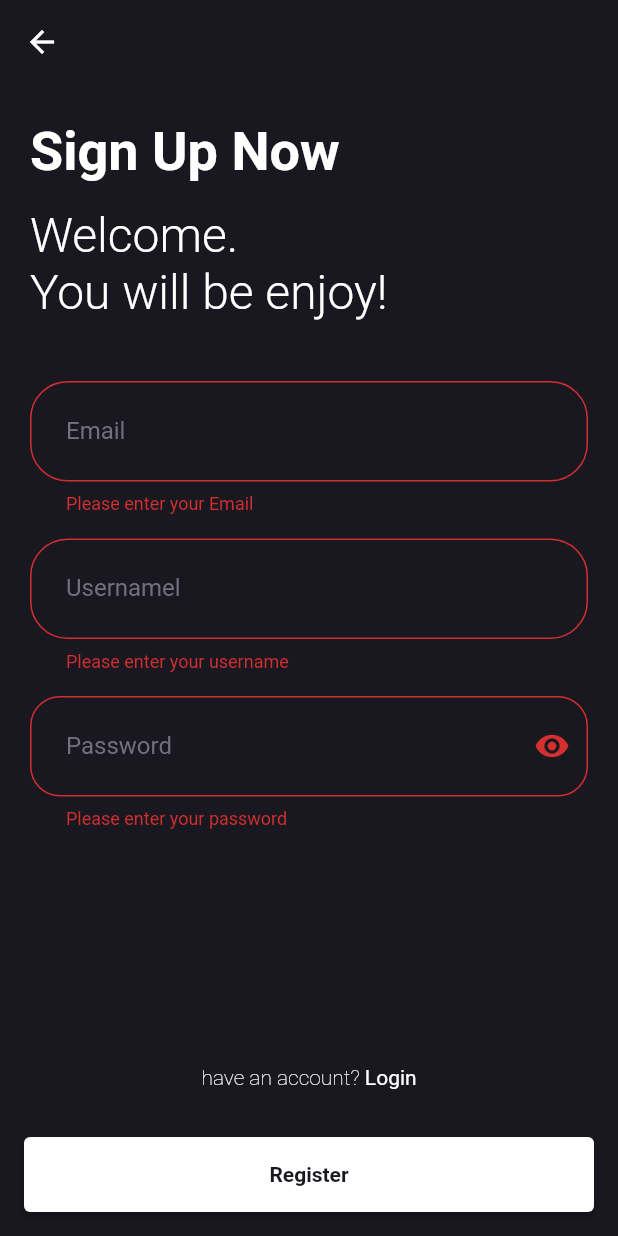
After one commit to JaberMa/test_tasks, a Flutter app: the SingupScreen screen opened directly, after a tap on "Register", on a phone screen of 412 x 824 dp. The commit adds this screen. Run offline on Flutter 3.47's test engine with Material 2 defaults, Android fonts, the phone set to English and light mode, and no system bars; our stand-ins replace easy_localization, flutter_mobx, mobx; generated files the repository leaves out were written again.

Commit message:
add rigister Screen

```diff
--- a/assets/translations/en.json
+++ b/assets/translations/en.json
@@ -4,7 +4,10 @@
     "login_failed": "Login failed. Please check your credentials.",
     "lets_sign_you_in": "Let's sign you in.",
     "msg_welcome":"Welcome back. \nYou've been missed!",
+    "sign_up_now":"Sign Up Now",
+    "msg_singup":"Welcome. \nYou will be enjoy!",
     "dont_have_an_account": "Don't have an account?",
+    "have_an_account": "have an account?",
     "username":"Username",
     "password":"Password",
     "register":"Register",
--- a/lib/main.dart
+++ b/lib/main.dart
@@ -1,6 +1,6 @@
 import 'package:flutter/material.dart';
 import 'package:provider/provider.dart';
-import 'package:test_tasks/screens/login_screen/login_screen.dart';
+import 'package:test_tasks/screens/auth_screen/login_screen.dart';
 import 'package:test_tasks/utils/app_theme.dart';
 import 'package:test_tasks/utils/routes.dart';
 import 'package:easy_localization/easy_localization.dart';
--- a/lib/screens/login_screen/components/msg_welcome.dart
+++ b/lib/screens/auth_screen/components/msg_welcome.dart
@@ -1,9 +1,10 @@
 import 'package:flutter/material.dart';
-import 'package:test_tasks/utils/constants/app_strings.dart';
 
 class MsgWelcome extends StatelessWidget {
   final String headlineWelcome;
-  const MsgWelcome({super.key, required this.headlineWelcome});
+  final String messageWelcome;
+  const MsgWelcome(
+      {super.key, required this.headlineWelcome, required this.messageWelcome});
 
   @override
   Widget build(BuildContext context) {
@@ -11,7 +12,7 @@ class MsgWelcome extends StatelessWidget {
       crossAxisAlignment: CrossAxisAlignment.stretch,
       children: [
         Text(
-          AppStrings.headlineWelcome,
+          headlineWelcome,
           style: const TextStyle(
             fontSize: 36,
             fontWeight: FontWeight.w700,
@@ -21,7 +22,7 @@ class MsgWelcome extends StatelessWidget {
           height: 16,
         ),
         Text(
-          AppStrings.messageWelcome,
+          messageWelcome,
           style: const TextStyle(
             fontSize: 32,
             fontWeight: FontWeight.w300,
--- a/lib/screens/login_screen/login_screen.dart
+++ b/lib/screens/auth_screen/login_screen.dart
@@ -1,9 +1,9 @@
-
 import 'package:flutter_mobx/flutter_mobx.dart';
 import 'package:provider/provider.dart';
+import 'package:test_tasks/screens/auth_screen/signup_screen.dart';
 import '../../mixins/snack_mixin.dart';
 import 'package:flutter/material.dart';
-import 'package:test_tasks/screens/login_screen/components/msg_welcome.dart';
+import 'package:test_tasks/screens/auth_screen/components/msg_welcome.dart';
 import 'package:test_tasks/utils/constants/app_strings.dart';
 import '../../mobx/login_store/login_mobx.dart';
 import 'package:easy_localization/easy_localization.dart';
@@ -48,13 +48,14 @@ class LoginScreenState extends State<LoginScreen> with SnackMixin {
                 mainAxisAlignment: MainAxisAlignment.center,
                 children: [
                   Text(
-                    AppStrings.instructionMsg,
+                    AppStrings.instructionMsgLoginScreen,
                     style: const TextStyle(
                       fontWeight: FontWeight.w200,
                     ),
                   ),
                   GestureDetector(
-                    onTap: null,
+                    onTap: () => Navigator.popAndPushNamed(
+                        context, SingupScreen.singUpScreen),
                     child: Text(" Register".tr()),
                   ),
                 ],
@@ -66,12 +67,12 @@ class LoginScreenState extends State<LoginScreen> with SnackMixin {
                 height: 50,
                 width: double.infinity,
                 child: ElevatedButton(
-                  child: authInfo.state==LoadingState.loading
-      ? CircularProgressIndicator() // Show loading indicator if isLoading is true
-      : Text(
-          'Log in'.tr(),
-          style: const TextStyle(fontWeight: FontWeight.bold),
-        ),
+                  child: authInfo.state == LoadingState.loading
+                      ? CircularProgressIndicator() // Show loading indicator if isLoading is true
+                      : Text(
+                          'Log in'.tr(),
+                          style: const TextStyle(fontWeight: FontWeight.bold),
+                        ),
                   onPressed: () async {
                     if (_formKey.currentState!.validate()) {
                       authInfo.setUsername(_usernameController.text);
@@ -101,7 +102,10 @@ class LoginScreenState extends State<LoginScreen> with SnackMixin {
         padding: const EdgeInsets.symmetric(horizontal: 20, vertical: 24),
         child: Column(
           children: [
-            MsgWelcome(headlineWelcome: "${AppStrings.messageWelcome}"),
+            MsgWelcome(
+              messageWelcome: "${AppStrings.messageWelcomeloginScreen}",
+              headlineWelcome: "${AppStrings.headlineWelcomeLoginScreen}",
+            ),
             const SizedBox(
               height: 40,
             ),
--- /dev/null
+++ b/lib/screens/auth_screen/signup_screen.dart
@@ -0,0 +1,178 @@
+import 'package:flutter_mobx/flutter_mobx.dart';
+import 'package:provider/provider.dart';
+import 'package:test_tasks/screens/auth_screen/login_screen.dart';
+import '../../mixins/snack_mixin.dart';
+import 'package:flutter/material.dart';
+import 'package:test_tasks/screens/auth_screen/components/msg_welcome.dart';
+import 'package:test_tasks/utils/constants/app_strings.dart';
+import '../../mobx/login_store/login_mobx.dart';
+import 'package:easy_localization/easy_localization.dart';
+import '../../mobx/enum_state.dart';
+import '../home_screen.dart';
+
+class SingupScreen extends StatefulWidget {
+  static const String singUpScreen = '/singup';
+  const SingupScreen({super.key});
+  @override
+  SingupScreenState createState() => SingupScreenState();
+}
+
+class SingupScreenState extends State<SingupScreen> with SnackMixin {
+  final _formKey = GlobalKey<FormState>();
+  final _usernameController = TextEditingController();
+  final _emailController = TextEditingController();
+  final _passwordController = TextEditingController();
+  bool obscureText = true;
+  void toggleObscureText() {
+    setState(() {
+      obscureText = !obscureText;
+    });
+  }
+
+  @override
+  void dispose() {
+    _usernameController.dispose();
+    _passwordController.dispose();
+    _emailController.dispose();
+    super.dispose();
+  }
+
+  @override
+  Widget build(BuildContext context) {
+    final authInfo = Provider.of<LoginBase>(context);
+    return Scaffold(
+      bottomNavigationBar: Observer(
+        builder: (context) {
+          return Wrap(children: [
+            Padding(
+              padding: const EdgeInsets.all(16.0),
+              child: Row(
+                mainAxisAlignment: MainAxisAlignment.center,
+                children: [
+                  Text(
+                    AppStrings.instructionMsgSingupScreen,
+                    style: const TextStyle(
+                      fontWeight: FontWeight.w200,
+                    ),
+                  ),
+                  GestureDetector(
+                    onTap: () => Navigator.popAndPushNamed(
+                        context, LoginScreen.logInScreen),
+                    child: Text(" Login".tr()),
+                  ),
+                ],
+              ),
+            ),
+            Padding(
+              padding: const EdgeInsets.all(16.0),
+              child: SizedBox(
+                height: 50,
+                width: double.infinity,
+                child: ElevatedButton(
+                  child: authInfo.state == LoadingState.loading
+                      ? CircularProgressIndicator() // Show loading indicator if isLoading is true
+                      : Text(
+                          'Register'.tr(),
+                          style: const TextStyle(fontWeight: FontWeight.bold),
+                        ),
+                  onPressed: () async {
+                    if (_formKey.currentState!.validate()) {
+                      authInfo.setUsername(_usernameController.text);
+                      authInfo.setPassword(_passwordController.text);
+                      bool canLogin = await authInfo.login();
+                      if (canLogin && mounted) {
+                        showSuccess(
+                            context, AppStrings.loginSuccessMessage.tr());
+                        Navigator.pushReplacementNamed(
+                            context, HomeScreen.homeScreen);
+                      } else {
+                        showError(context, AppStrings.loginErrorMessage.tr());
+                      }
+                    }
+                  },
+                ),
+              ),
+            ),
+          ]);
+        },
+      ),
+      appBar: AppBar(
+        elevation: 0,
+      ),
+      body: Padding(
+        padding: const EdgeInsets.symmetric(horizontal: 20, vertical: 24),
+        child: Wrap(
+          spacing: 10,
+          children: [
+            MsgWelcome(
+                messageWelcome: "${AppStrings.messageWelcomeSingupScreen}",
+                headlineWelcome: "${AppStrings.headlineWelcomeSingupScreen}"),
+            const SizedBox(
+              height: 40,
+            ),
+            Form(
+              key: _formKey,
+              child: Column(
+                crossAxisAlignment: CrossAxisAlignment.stretch,
+                children: [
+                  TextFormField(
+                    controller: _emailController,
+                    decoration: InputDecoration(
+                      labelText: 'Email'.tr(),
+                      border: OutlineInputBorder(
+                        borderRadius: BorderRadius.circular(25.0),
+                      ),
+                    ),
+                    validator: (value) {
+                      if (value!.isEmpty) {
+                        return 'Please enter your Email'.tr();
+                      }
+                      return null; // here add other validator rules
+                    },
+                  ),
+                  const SizedBox(height: 16.0),
+                  TextFormField(
+                    controller: _usernameController,
+                    decoration: InputDecoration(
+                      labelText: 'Usernamel'.tr(),
+                      border: OutlineInputBorder(
+                        borderRadius: BorderRadius.circular(25.0),
+                      ),
+                    ),
+                    validator: (value) {
+                      if (value!.isEmpty) {
+                        return 'Please enter your username'.tr();
+                      }
+                      return null;
+                    },
+                  ),
+                  const SizedBox(height: 16.0),
+                  TextFormField(
+                    controller: _passwordController,
+                    decoration: InputDecoration(
+                      suffixIcon: GestureDetector(
+                        onTap: () => toggleObscureText(),
+                        child: Icon(
+                          obscureText ? Icons.visibility : Icons.visibility_off,
+                        ),
+                      ),
+                      labelText: 'Password'.tr(),
+                    ),
+                    obscureText: obscureText,
+                    validator: (value) {
+                      if (value!.isEmpty) {
+                        return 'Please enter your password'.tr();
+                      }
+                      return null;
+                    },
+                  ),
+                ],
+              ),
+            ),
+            const Expanded(child: SizedBox()),
+          ],
+        ),
+      ),
+    );
+  }
+}
--- a/lib/screens/home_screen.dart
+++ b/lib/screens/home_screen.dart
@@ -2,7 +2,7 @@ import 'package:easy_localization/easy_localization.dart';
 import 'package:flutter/material.dart';
 import 'package:flutter_mobx/flutter_mobx.dart';
 import 'package:provider/provider.dart';
-import 'package:test_tasks/screens/login_screen/login_screen.dart';
+import 'package:test_tasks/screens/auth_screen/login_screen.dart';
 import '../mobx/login_store/login_mobx.dart';
 
 class HomeScreen extends StatefulWidget {
--- a/lib/utils/constants/app_strings.dart
+++ b/lib/utils/constants/app_strings.dart
@@ -4,9 +4,12 @@ class AppStrings {
   static const String appName = 'test Task';
   static String loginSuccessMessage = 'login_successful'.tr();
   static String loginErrorMessage = 'login_failed'.tr();
-  static String headlineWelcome = "lets_sign_you_in".tr();
-  static String messageWelcome = "msg_welcome".tr();
-  static String instructionMsg = "dont_have_an_account".tr();
+  static String headlineWelcomeLoginScreen = "lets_sign_you_in".tr();
+  static String messageWelcomeloginScreen = "msg_welcome".tr();
+  static String headlineWelcomeSingupScreen = "sign_up_now".tr();
+  static String messageWelcomeSingupScreen = "msg_singup".tr();
+  static String instructionMsgLoginScreen = "dont_have_an_account".tr();
+  static String instructionMsgSingupScreen = "have_an_account".tr();
   static const String username = "naeim";
   static const String password = "1703";
 }
--- a/lib/utils/routes.dart
+++ b/lib/utils/routes.dart
@@ -1,15 +1,17 @@
 import 'package:flutter/material.dart';
+import 'package:test_tasks/screens/auth_screen/signup_screen.dart';
 import '../../screens/home_screen.dart';
-import '../screens/login_screen/login_screen.dart';
+import '../screens/auth_screen/login_screen.dart';
 
 class Routes {
-
   static Route<dynamic> generateRoute(RouteSettings settings) {
     switch (settings.name) {
       case LoginScreen.logInScreen:
-        return MaterialPageRoute(builder: (_) => LoginScreen());
+        return MaterialPageRoute(builder: (_) => const LoginScreen());
       case HomeScreen.homeScreen:
         return MaterialPageRoute(builder: (_) => const HomeScreen());
+      case SingupScreen.singUpScreen:
+        return MaterialPageRoute(builder: (context) => const SingupScreen());
       default:
         return MaterialPageRoute(builder: (_) => const HomeScreen());
     }
```
Also changed, not shown: lib/screens/auth_screen/components/form_widget.dart (renamed from lib/screens/login_screen/components/form_widget.dart).
